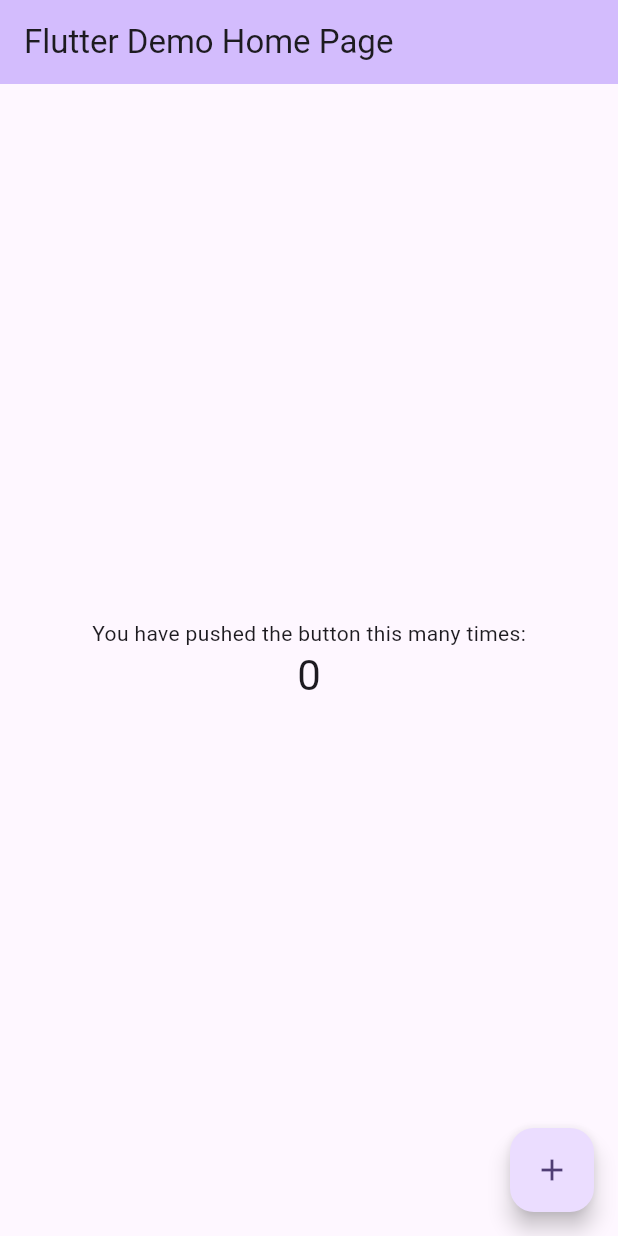
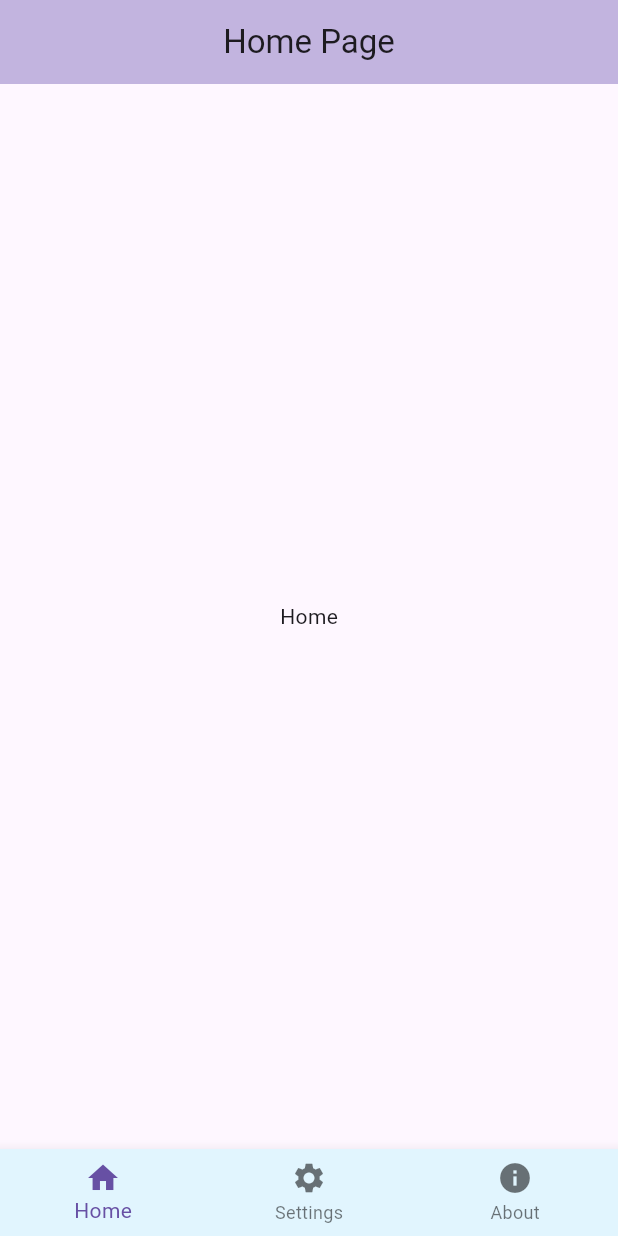
Before and after one commit to JinTao0813/kitahack_budget_gang, a Flutter app: the screen it shows after launch, on a phone screen of 412 x 824 dp. Run offline on Flutter 3.47's test engine with Material 3 defaults, Android fonts, the phone set to English and light mode, and no system bars.

Commit message:
Created some pages with appbar and navbar.

```diff
--- a/lib/main.dart
+++ b/lib/main.dart
@@ -1,4 +1,7 @@
 import 'package:flutter/material.dart';
+import 'package:kitahack_budget_gang/pages/home_page.dart';
+import 'package:kitahack_budget_gang/pages/settings_page.dart';
+import 'package:kitahack_budget_gang/pages/about_page.dart';
 
 void main() {
   runApp(const MyApp());
@@ -7,116 +10,16 @@ void main() {
 class MyApp extends StatelessWidget {
   const MyApp({super.key});
 
-  // This widget is the root of your application.
   @override
   Widget build(BuildContext context) {
     return MaterialApp(
-      title: 'Flutter Demo',
-      theme: ThemeData(
-        // This is the theme of your application.
-        //
-        // TRY THIS: Try running your application with "flutter run". You'll see
-        // the application has a purple toolbar. Then, without quitting the app,
-        // try changing the seedColor in the colorScheme below to Colors.green
-        // and then invoke "hot reload" (save your changes or press the "hot
-        // reload" button in a Flutter-supported IDE, or press "r" if you used
-        // the command line to start the app).
-        //
-        // Notice that the counter didn't reset back to zero; the application
-        // state is not lost during the reload. To reset the state, use hot
-        // restart instead.
-        //
-        // This works for code too, not just values: Most code changes can be
-        // tested with just a hot reload.
-        colorScheme: ColorScheme.fromSeed(seedColor: Colors.deepPurple),
-      ),
-      home: const MyHomePage(title: 'Flutter Demo Home Page'),
+      debugShowCheckedModeBanner: false,
+      home: HomePage(),
+      routes: {
+        '/home': (context) => const HomePage(),
+        '/settings': (context) => const SettingsPage(),
+        '/about': (context) => const AboutPage(),
+      },
     );
   }
 }
-
-class MyHomePage extends StatefulWidget {
-  const MyHomePage({super.key, required this.title});
-
-  // This widget is the home page of your application. It is stateful, meaning
-  // that it has a State object (defined below) that contains fields that affect
-  // how it looks.
-
-  // This class is the configuration for the state. It holds the values (in this
-  // case the title) provided by the parent (in this case the App widget) and
-  // used by the build method of the State. Fields in a Widget subclass are
-  // always marked "final".
-
-  final String title;
-
-  @override
-  State<MyHomePage> createState() => _MyHomePageState();
-}
-
-class _MyHomePageState extends State<MyHomePage> {
-  int _counter = 0;
-
-  void _incrementCounter() {
-    setState(() {
-      // This call to setState tells the Flutter framework that something has
-      // changed in this State, which causes it to rerun the build method below
-      // so that the display can reflect the updated values. If we changed
-      // _counter without calling setState(), then the build method would not be
-      // called again, and so nothing would appear to happen.
-      _counter++;
-    });
-  }
-
-  @override
-  Widget build(BuildContext context) {
-    // This method is rerun every time setState is called, for instance as done
-    // by the _incrementCounter method above.
-    //
-    // The Flutter framework has been optimized to make rerunning build methods
-    // fast, so that you can just rebuild anything that needs updating rather
-    // than having to individually change instances of widgets.
-    return Scaffold(
-      appBar: AppBar(
-        // TRY THIS: Try changing the color here to a specific color (to
-        // Colors.amber, perhaps?) and trigger a hot reload to see the AppBar
-        // change color while the other colors stay the same.
-        backgroundColor: Theme.of(context).colorScheme.inversePrimary,
-        // Here we take the value from the MyHomePage object that was created by
-        // the App.build method, and use it to set our appbar title.
-        title: Text(widget.title),
-      ),
-      body: Center(
-        // Center is a layout widget. It takes a single child and positions it
-        // in the middle of the parent.
-        child: Column(
-          // Column is also a layout widget. It takes a list of children and
-          // arranges them vertically. By default, it sizes itself to fit its
-          // children horizontally, and tries to be as tall as its parent.
-          //
-          // Column has various properties to control how it sizes itself and
-          // how it positions its children. Here we use mainAxisAlignment to
-          // center the children vertically; the main axis here is the vertical
-          // axis because Columns are vertical (the cross axis would be
-          // horizontal).
-          //
-          // TRY THIS: Invoke "debug painting" (choose the "Toggle Debug Paint"
-          // action in the IDE, or press "p" in the console), to see the
-          // wireframe for each widget.
-          mainAxisAlignment: MainAxisAlignment.center,
-          children: <Widget>[
-            const Text('You have pushed the button this many times:'),
-            Text(
-              '$_counter',
-              style: Theme.of(context).textTheme.headlineMedium,
-            ),
-          ],
-        ),
-      ),
-      floatingActionButton: FloatingActionButton(
-        onPressed: _incrementCounter,
-        tooltip: 'Increment',
-        child: const Icon(Icons.add),
-      ), // This trailing comma makes auto-formatting nicer for build methods.
-    );
-  }
-}
--- /dev/null
+++ b/lib/pages/about_page.dart
@@ -0,0 +1,29 @@
+import 'package:flutter/material.dart';
+
+class AboutPage extends StatelessWidget {
+  const AboutPage({super.key});
+
+  @override
+  Widget build(BuildContext context) {
+    return MaterialApp(
+      debugShowCheckedModeBanner: false,
+      home: Scaffold(
+        appBar: AppBar(
+          title: const Text('About'),
+          centerTitle: true,
+          backgroundColor: Colors.deepPurple[100],
+          elevation: 20,
+        ),
+        body: Center(
+          child: Column(
+            mainAxisAlignment: MainAxisAlignment.center,
+            children: [
+              const Text('About Page', style: TextStyle(fontSize: 24)),
+              const SizedBox(height: 20),
+            ],
+          ),
+        ),
+      ),
+    );
+  }
+}
--- /dev/null
+++ b/lib/pages/home_page.dart
@@ -0,0 +1,52 @@
+import 'package:flutter/material.dart';
+import 'package:kitahack_budget_gang/pages/settings_page.dart';
+import 'package:kitahack_budget_gang/pages/about_page.dart';
+
+class HomePage extends StatefulWidget {
+  const HomePage({super.key});
+
+  @override
+  State<HomePage> createState() => _HomePageState();
+}
+
+class _HomePageState extends State<HomePage> {
+  int _selectedIndex = 0;
+
+  void _navigateBottomNavBar(int index) {
+    setState(() {
+      _selectedIndex = index;
+    });
+  }
+
+  final List _pages = [
+    Center(child: Text('Home')),
+    SettingsPage(),
+    AboutPage(),
+  ];
+
+  @override
+  Widget build(BuildContext context) {
+    return Scaffold(
+      appBar: AppBar(
+        title: const Text('Home Page'),
+        centerTitle: true,
+        backgroundColor: Colors.deepPurple[100],
+        elevation: 20,
+      ),
+      body: _pages[_selectedIndex],
+      bottomNavigationBar: BottomNavigationBar(
+        backgroundColor: Colors.lightBlue[50],
+        currentIndex: _selectedIndex,
+        onTap: _navigateBottomNavBar,
+        items: const [
+          BottomNavigationBarItem(icon: Icon(Icons.home), label: 'Home'),
+          BottomNavigationBarItem(
+            icon: Icon(Icons.settings),
+            label: 'Settings',
+          ),
+          BottomNavigationBarItem(icon: Icon(Icons.info), label: 'About'),
+        ],
+      ),
+    );
+  }
+}
--- /dev/null
+++ b/lib/pages/settings_page.dart
@@ -0,0 +1,29 @@
+import 'package:flutter/material.dart';
+
+class SettingsPage extends StatelessWidget {
+  const SettingsPage({super.key});
+
+  @override
+  Widget build(BuildContext context) {
+    return MaterialApp(
+      debugShowCheckedModeBanner: false,
+      home: Scaffold(
+        appBar: AppBar(
+          title: const Text('Settings'),
+          centerTitle: true,
+          backgroundColor: Colors.deepPurple[100],
+          elevation: 20,
+        ),
+        body: Center(
+          child: Column(
+            mainAxisAlignment: MainAxisAlignment.center,
+            children: [
+              const Text('Settings Page', style: TextStyle(fontSize: 24)),
+              const SizedBox(height: 20),
+            ],
+          ),
+        ),
+      ),
+    );
+  }
+}
```
